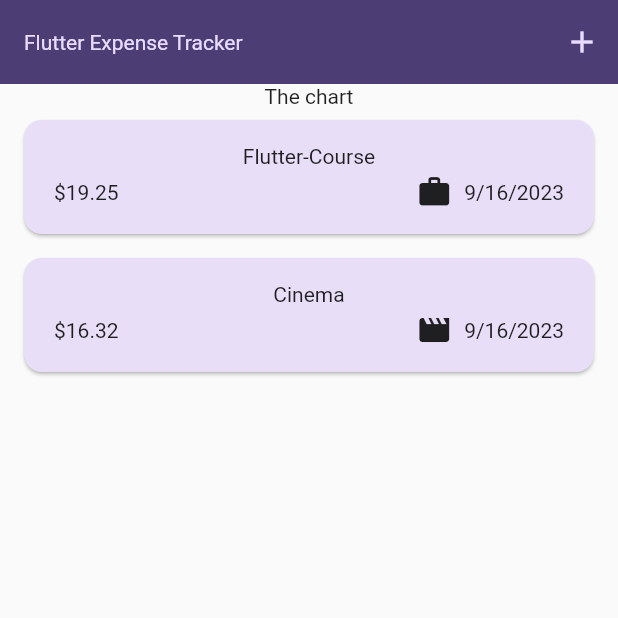
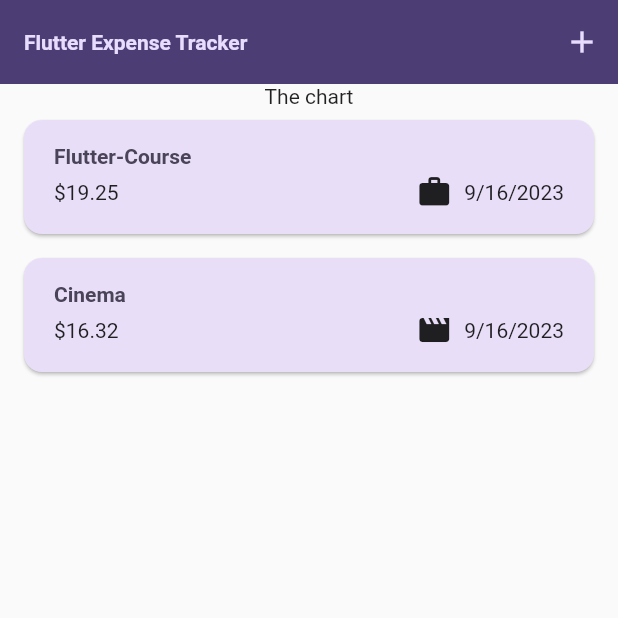
Before and after one commit to csk111165/Flutter-expense-tracker-app, a Flutter app: the screen it shows after launch, on a phone screen of 412 x 824 dp, the top half of it. Run offline on Flutter 3.47's test engine with Material 2 defaults, Android fonts, the phone set to English and light mode, and no system bars.

Commit message:
Theme adjustment

```diff
--- a/lib/main.dart
+++ b/lib/main.dart
@@ -29,7 +29,7 @@ void main() {
         ),
         textTheme: ThemeData().textTheme.copyWith(
           titleLarge: TextStyle(
-            fontWeight: FontWeight.normal,
+            fontWeight: FontWeight.bold,
             color: kColorScheme.onSecondaryContainer,
             fontSize: 14,
 
--- a/lib/widgets/expenses_list/expense_item.dart
+++ b/lib/widgets/expenses_list/expense_item.dart
@@ -12,11 +12,10 @@ class ExpenseItem extends StatelessWidget {
       child: Padding(
         padding: const EdgeInsets.symmetric(horizontal: 20, vertical: 16),
         child: Column(
+          crossAxisAlignment: CrossAxisAlignment.start,
           children: [
-            Text(expense.title),
-            const SizedBox(
-              height: 4,
-            ),
+            Text(expense.title, style: Theme.of(context).textTheme.titleLarge,),
+            const SizedBox(height: 4),
             Row(
               children: [
                 // display like $12.23; {expense.amount.toStringAsFixed(2)} is string interpolation
--- a/lib/widgets/expenses_list/expenses_list.dart
+++ b/lib/widgets/expenses_list/expenses_list.dart
@@ -15,6 +15,10 @@ class ExpensesList extends StatelessWidget {
     return ListView.builder(itemCount: expenses.length, itemBuilder: (context, index) {
       // Dismissible widget allow the functionality of right/left swip to remove the content
       return Dismissible(
+        background: Container(
+          color: Theme.of(context).colorScheme.error.withOpacity(0.5),
+          margin: EdgeInsets.symmetric(horizontal: Theme.of(context).cardTheme.margin!.horizontal,)
+        ),
         // it provided the item that will be removed otherwise it won't know which to remove
         key: ValueKey(expenses[index]),
         onDismissed: (direction) {
```
